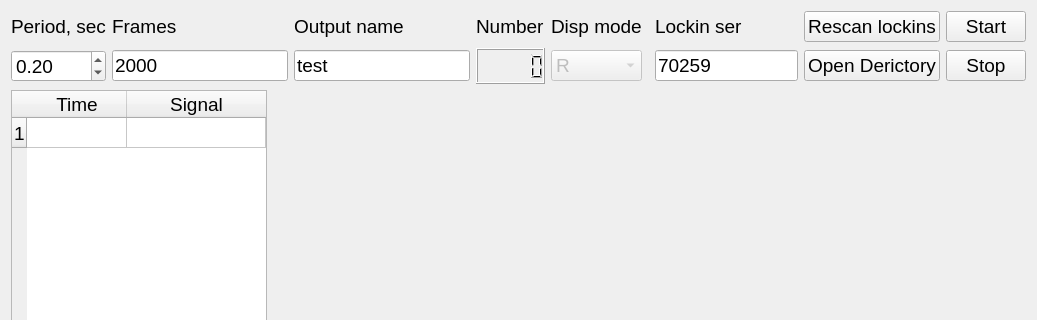
Before: the Qt Designer form lockinapplite.ui in Nikita-Presnov/Qlockin, drawn with Qt 5; both pictures show x 0 to 1037 and y 0 to 320 of the 1037 by 544 pixel window.
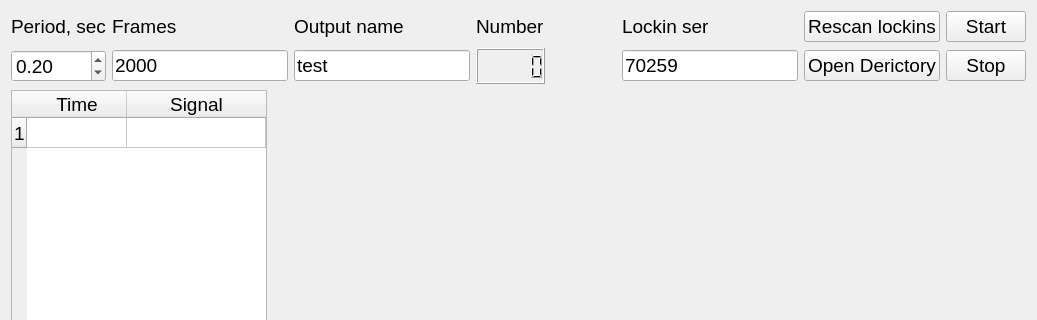
After: the same form once the commit is applied. Custom widgets are drawn as their Qt base class.

Commit message: Fix qlockinlite size

Patch:
```diff
--- a/lockinapplite.ui
+++ b/lockinapplite.ui
@@ -54,13 +54,6 @@
         </property>
        </widget>
       </item>
-      <item row="0" column="4">
-       <widget class="QLabel" name="label_4">
-        <property name="text">
-         <string>Disp mode</string>
-        </property>
-       </widget>
-      </item>
       <item row="1" column="0">
        <widget class="QDoubleSpinBox" name="period_value">
         <property name="singleStep">
@@ -71,7 +64,7 @@
         </property>
        </widget>
       </item>
-      <item row="0" column="5">
+      <item row="0" column="4">
        <spacer name="horizontalSpacer">
         <property name="orientation">
          <enum>Qt::Horizontal</enum>
@@ -84,7 +77,7 @@
         </property>
        </spacer>
       </item>
-      <item row="1" column="8">
+      <item row="1" column="7">
        <widget class="QPushButton" name="stop_botton">
         <property name="sizePolicy">
          <sizepolicy hsizetype="Minimum" vsizetype="Fixed">
@@ -97,7 +90,7 @@
         </property>
        </widget>
       </item>
-      <item row="0" column="7">
+      <item row="0" column="6">
        <widget class="QPushButton" name="rescan_button">
         <property name="text">
          <string>Rescan lockins</string>
@@ -146,7 +139,21 @@
         </property>
        </widget>
       </item>
-      <item row="0" column="8">
+      <item row="0" column="5">
+       <widget class="QLabel" name="label_5">
+        <property name="text">
+         <string>Lockin ser</string>
+        </property>
+       </widget>
+      </item>
+      <item row="1" column="5">
+       <widget class="QLineEdit" name="lockin_ser">
+        <property name="text">
+         <string>70259</string>
+        </property>
+       </widget>
+      </item>
+      <item row="0" column="7">
        <widget class="QPushButton" name="start_botton">
         <property name="sizePolicy">
          <sizepolicy hsizetype="Minimum" vsizetype="Fixed">
@@ -185,7 +192,7 @@
         </property>
        </widget>
       </item>
-      <item row="1" column="7">
+      <item row="1" column="6">
        <widget class="QPushButton" name="dir_button">
         <property name="text">
          <string>Open Derictory</string>
@@ -205,23 +212,6 @@
         </property>
        </widget>
       </item>
-      <item row="1" column="4">
-       <widget class="QComboBox" name="comboBox">
-        <property name="enabled">
-         <bool>false</bool>
-        </property>
-        <item>
-         <property name="text">
-          <string>R</string>
-         </property>
-        </item>
-        <item>
-         <property name="text">
-          <string>Nolinar</string>
-         </property>
-        </item>
-       </widget>
-      </item>
       <item row="0" column="3">
        <widget class="QLabel" name="label_3">
         <property name="text">
@@ -229,20 +219,6 @@
         </property>
        </widget>
       </item>
-      <item row="0" column="6">
-       <widget class="QLabel" name="label_5">
-        <property name="text">
-         <string>Lockin ser</string>
-        </property>
-       </widget>
-      </item>
-      <item row="1" column="6">
-       <widget class="QLineEdit" name="lockin_ser">
-        <property name="text">
-         <string>70259</string>
-        </property>
-       </widget>
-      </item>
      </layout>
     </item>
     <item row="1" column="0" rowspan="2">
```
The commit also changes 1 other file.
